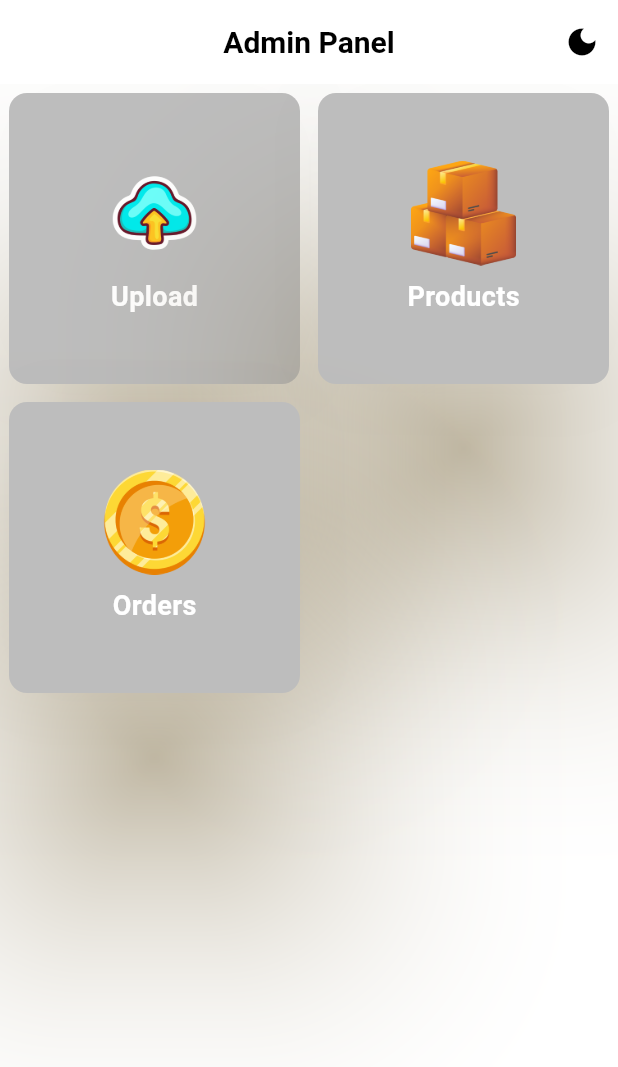
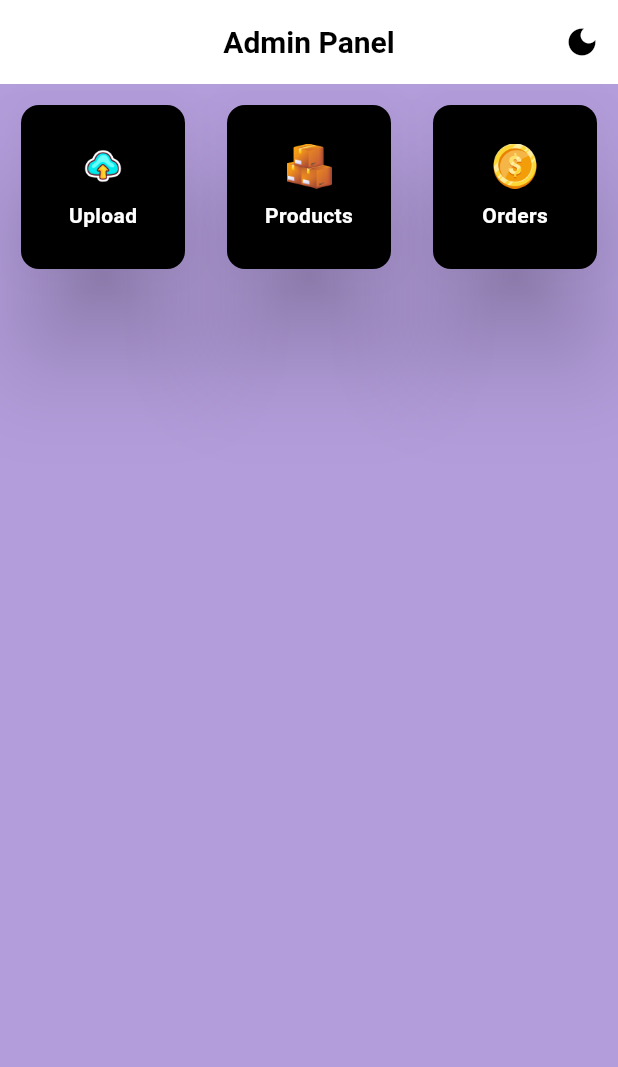
Before and after one commit to nashaatMVP/salla-admin, a Flutter app: the screen it shows after launch, on a phone screen of 412 x 824 dp. Shown: the top 1067 px of the screen. Run offline on Flutter 3.47's test engine with Material 3 defaults, Android fonts, the phone set to English and light mode, and no system bars; our stand-ins replace cloud_firestore, dotted_border, fancy_shimmer_image, firebase_core, firebase_storage, fluttertoast and 3 more; missing offline and left inert: dynamic_height_grid_view; accounts and stored records are empty.

Commit message:
changes in ios and design

```diff
--- a/lib/main.dart
+++ b/lib/main.dart
@@ -13,7 +13,6 @@
 
 void main() {
   runApp(const MyApp());
-
 }
 
 class MyApp extends StatelessWidget {
@@ -23,9 +22,7 @@
   @override
   Widget build(BuildContext context) {
     return FutureBuilder<FirebaseApp>(
-        future: Firebase.initializeApp(
-            // options: DefaultFirebaseOptions.currentPlatform,
-            ),
+        future: Firebase.initializeApp( /* options: DefaultFirebaseOptions.currentPlatform, */),
         builder: (context, snapshot) {
           if (snapshot.connectionState == ConnectionState.waiting) {
             return const MaterialApp(
@@ -41,7 +38,7 @@
               debugShowCheckedModeBanner: false,
               home: Scaffold(
                 body: Center(
-                  child: SelectableText(snapshot.error.toString()),
+                  child: SelectableText(snapshot.error.toString(),maxLines: 2),
                 ),
               ),
             );
--- a/lib/screens/dashboard_screen.dart
+++ b/lib/screens/dashboard_screen.dart
@@ -19,14 +19,14 @@
   Widget build(BuildContext context) {
     final themeProvider = Provider.of<ThemeProvider>(context);
     return Scaffold(
+      backgroundColor: Colors.deepPurple.shade200,
       appBar: AppBar(
         title: const TitlesTextWidget(label: "Admin Panel"),
         centerTitle: true,
         actions: [
           IconButton(
             onPressed: () {
-              themeProvider.setDarkTheme(
-                  themeValue: !themeProvider.getIsDarkTheme);
+              themeProvider.setDarkTheme(themeValue: !themeProvider.getIsDarkTheme);
             },
             icon: Icon(
               themeProvider.getIsDarkTheme ? Icons.light_mode : Icons.dark_mode,
@@ -35,17 +35,20 @@
         ],
       ),
       body: GridView.count(
-        crossAxisCount: 2,
+        crossAxisCount: 3,
         children: List.generate(
           DashboardButtonModel.dashboardButtonList(context).length,
-          (index) => DashBoardCard(
-              imagePath:
-                  DashboardButtonModel.dashboardButtonList(context)[index]
-                      .imagePath,
-              text:
-                  DashboardButtonModel.dashboardButtonList(context)[index].text,
-              onTap: DashboardButtonModel.dashboardButtonList(context)[index]
-                  .onTap),
+          (index) => Padding(
+            padding: const EdgeInsets.all(10.0),
+            child: DashBoardCard(
+                imagePath:
+                    DashboardButtonModel.dashboardButtonList(context)[index]
+                        .imagePath,
+                text:
+                    DashboardButtonModel.dashboardButtonList(context)[index].text,
+                onTap: DashboardButtonModel.dashboardButtonList(context)[index].onTap,
+            ),
+          ),
         ),
       ),
     );
--- a/lib/widgets/dashboard_card.dart
+++ b/lib/widgets/dashboard_card.dart
@@ -13,35 +13,33 @@
 
   @override
   Widget build(BuildContext context) {
-    return Padding(
-      padding: const EdgeInsets.all(2.0),
-      child: InkWell(
+    return InkWell(
       onTap: () {
         onTap();
       },
       child: Card(
-          shadowColor: const Color.fromARGB(255, 168, 134, 53),
-          elevation: 70,
-          color: Colors.grey[400],
+        elevation: 30,
+        color: Colors.black,
         child: Center(
           child: Column(
             mainAxisAlignment: MainAxisAlignment.center,
+            mainAxisSize: MainAxisSize.min,
             children: [
               Image.asset(
                 imagePath,
-                  height: 70,
-                  width: 70,
+                height: 30,
+                width: 30,
               ),
               const SizedBox(
                 height: 8,
               ),
               SubtitleTextWidget(
                 label: text,
-                  fontWeight: FontWeight.bold,
+                fontWeight: FontWeight.w700,
                 color: Colors.white,
+                fontSize: 14,
               ),
             ],
-            ),
           ),
         ),
       ),
--- a/pubspec.yaml
+++ b/pubspec.yaml
@@ -42,5 +42,4 @@
 
   assets:
     - images/
-    - images/categories/
     - images/dashboard/
```
Also changed, not shown: 10 other files. Lines whose indentation alone changed are shown as unchanged.
